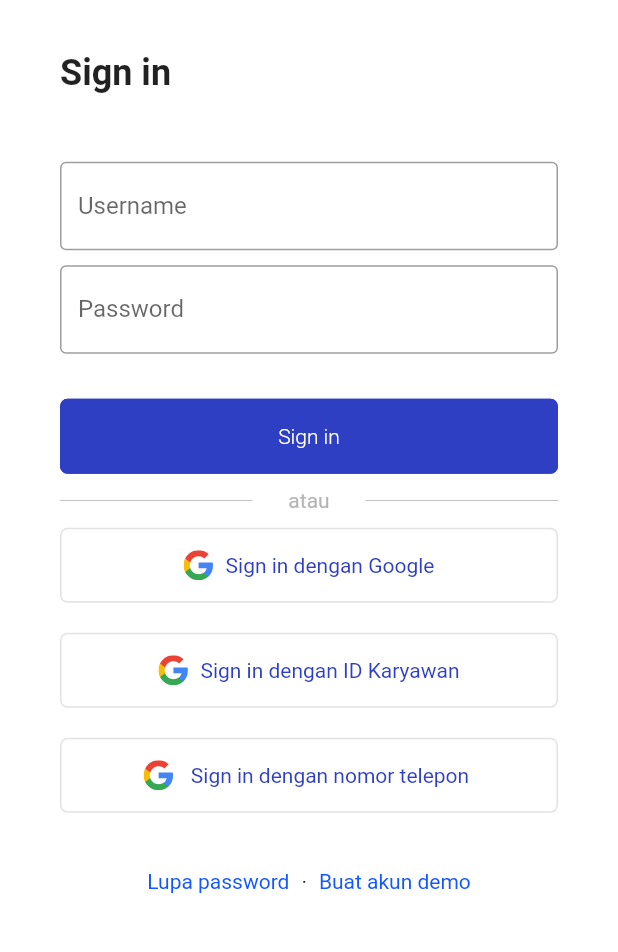
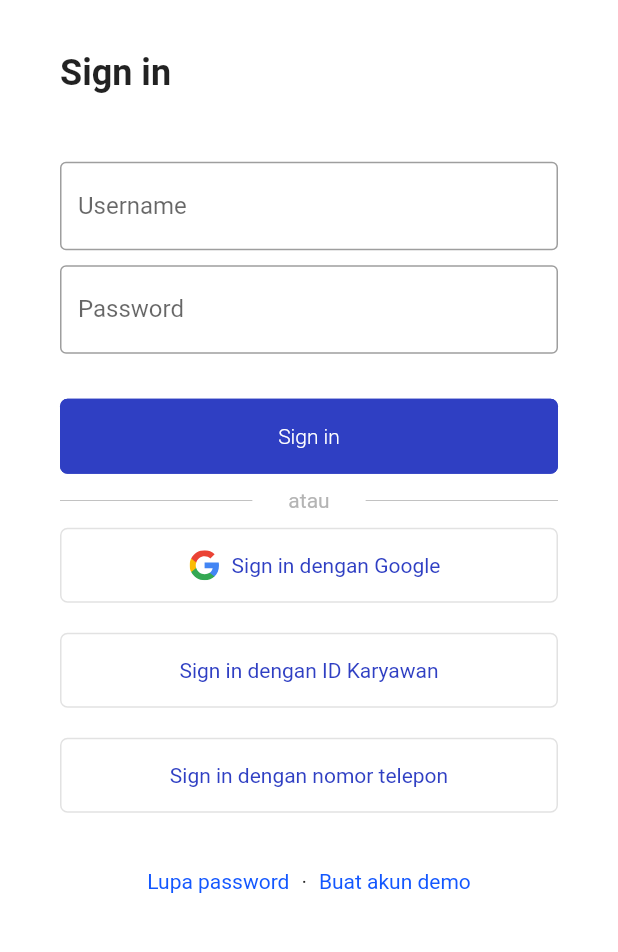
Before and after one commit to aamuzakii/arukari, a Flutter app: the screen it shows after launch, on a phone screen of 412 x 824 dp, the part 178-1130 px from its top. Run offline on Flutter 3.47's test engine with Material 2 defaults, Android fonts, the phone set to English and light mode, and no system bars; our stand-ins replace flutter_svg, google_fonts.

Commit message:
add conditional rendering

```diff
--- a/lib/widgets/button.dart
+++ b/lib/widgets/button.dart
@@ -29,13 +29,15 @@ class ButtonList extends StatelessWidget {
             child: Row(
               mainAxisAlignment: MainAxisAlignment.center,
               children: [
-                SvgPicture.asset(
-                  'assets/svg/google.svg',
-                  width: 20,
-                  height: 20,
-                ),
-                const SizedBox(
-                    width: 8), // Adjust the spacing between the icon and text
+                if (button.label.contains('Google'))
+                  Padding(
+                    padding: const EdgeInsets.symmetric(horizontal: 8.0),
+                    child: SvgPicture.asset(
+                      'assets/svg/google.svg',
+                      width: 20,
+                      height: 20,
+                    ),
+                  ),
                 Text(
                   button.label,
                   style: const TextStyle(
```
